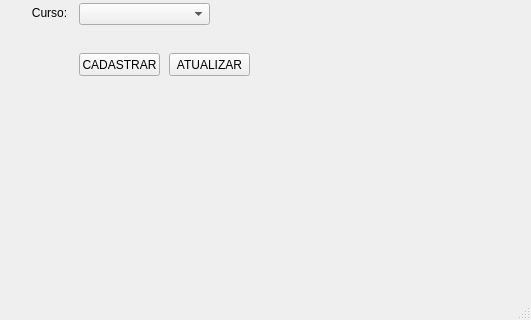
First picture: the form in design.ui, repository ruben-sa-brito/rapsodia, before the edit; both pictures show x 0 to 531 and y 294 to 614 of the 531 by 614 pixel window.
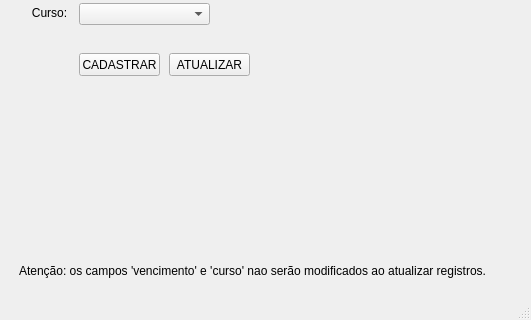
Second picture: the form after the edit. Icons and pictures are not drawn.

What changed in the file:
```diff
--- a/design.ui
+++ b/design.ui
@@ -199,6 +199,19 @@
          </rect>
         </property>
        </widget>
+       <widget class="QLabel" name="label_22">
+        <property name="geometry">
+         <rect>
+          <x>10</x>
+          <y>500</y>
+          <width>481</width>
+          <height>16</height>
+         </rect>
+        </property>
+        <property name="text">
+         <string>Atenção: os campos 'vencimento' e 'curso' nao serão modificados ao atualizar registros.</string>
+        </property>
+       </widget>
       </widget>
       <widget class="QWidget" name="cursos">
        <widget class="QLabel" name="label_14">
```
